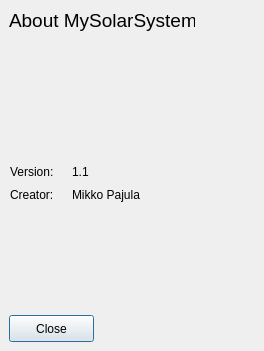
Old version of the form temp/about.ui in the repository mtpajula/MySolarSystem.
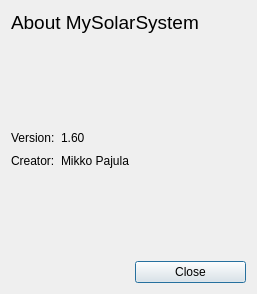
New version of the form.

Commit message: 1.60 Collison cleanup + new about dialog

Diff of the .ui file:
```diff
--- a/temp/about.ui
+++ b/temp/about.ui
@@ -6,22 +6,16 @@
    <rect>
     <x>0</x>
     <y>0</y>
-    <width>264</width>
-    <height>351</height>
+    <width>257</width>
+    <height>294</height>
    </rect>
   </property>
   <property name="windowTitle">
    <string>Dialog</string>
   </property>
+  <layout class="QVBoxLayout" name="verticalLayout">
+   <item>
   <widget class="QLabel" name="label">
-   <property name="geometry">
-    <rect>
-     <x>9</x>
-     <y>9</y>
-     <width>186</width>
-     <height>22</height>
-    </rect>
-   </property>
    <property name="font">
     <font>
      <pointsize>14</pointsize>
@@ -31,71 +25,86 @@
     <string>About MySolarSystem</string>
    </property>
   </widget>
-  <widget class="QPushButton" name="pushButton">
-   <property name="geometry">
-    <rect>
-     <x>9</x>
-     <y>315</y>
-     <width>85</width>
-     <height>27</height>
-    </rect>
-   </property>
+   </item>
+   <item>
+    <layout class="QGridLayout" name="gridLayout">
+     <item row="1" column="1">
+      <widget class="QLabel" name="label_5">
    <property name="text">
-    <string>Close</string>
-   </property>
-  </widget>
-  <widget class="QLabel" name="label_3">
-   <property name="geometry">
-    <rect>
-     <x>72</x>
-     <y>186</y>
-     <width>86</width>
-     <height>17</height>
-    </rect>
-   </property>
-   <property name="text">
-    <string>Mikko Pajula</string>
-   </property>
-  </widget>
+        <string>1.60 </string>
+       </property>
+      </widget>
+     </item>
+     <item row="3" column="0">
+      <spacer name="verticalSpacer">
+       <property name="orientation">
+        <enum>Qt::Vertical</enum>
+       </property>
+       <property name="sizeHint" stdset="0">
+        <size>
+         <width>20</width>
+         <height>40</height>
+        </size>
+       </property>
+      </spacer>
+     </item>
+     <item row="1" column="0">
   <widget class="QLabel" name="label_4">
-   <property name="geometry">
-    <rect>
-     <x>10</x>
-     <y>163</y>
-     <width>55</width>
-     <height>17</height>
-    </rect>
-   </property>
    <property name="text">
     <string>Version:</string>
    </property>
   </widget>
-  <widget class="QLabel" name="label_5">
-   <property name="geometry">
-    <rect>
-     <x>72</x>
-     <y>163</y>
-     <width>32</width>
-     <height>17</height>
-    </rect>
-   </property>
-   <property name="text">
-    <string>1.1</string>
-   </property>
-  </widget>
+     </item>
+     <item row="2" column="0">
   <widget class="QLabel" name="label_2">
-   <property name="geometry">
-    <rect>
-     <x>10</x>
-     <y>186</y>
-     <width>56</width>
-     <height>17</height>
-    </rect>
-   </property>
    <property name="text">
     <string>Creator:</string>
    </property>
   </widget>
+     </item>
+     <item row="0" column="0">
+      <spacer name="verticalSpacer_2">
+       <property name="orientation">
+        <enum>Qt::Vertical</enum>
+       </property>
+       <property name="sizeHint" stdset="0">
+        <size>
+         <width>20</width>
+         <height>40</height>
+        </size>
+       </property>
+      </spacer>
+     </item>
+     <item row="2" column="1">
+      <widget class="QLabel" name="label_3">
+       <property name="text">
+        <string>Mikko Pajula</string>
+       </property>
+      </widget>
+     </item>
+     <item row="1" column="2">
+      <spacer name="horizontalSpacer">
+       <property name="orientation">
+        <enum>Qt::Horizontal</enum>
+       </property>
+       <property name="sizeHint" stdset="0">
+        <size>
+         <width>40</width>
+         <height>20</height>
+        </size>
+       </property>
+      </spacer>
+     </item>
+     <item row="4" column="2">
+      <widget class="QPushButton" name="pushButton">
+       <property name="text">
+        <string>Close</string>
+       </property>
+      </widget>
+     </item>
+    </layout>
+   </item>
+  </layout>
  </widget>
  <resources/>
  <connections>
```
Left out of the diff: 2 changed lines with no effect on the pictures. Lines whose indentation alone changed are shown as unchanged. The commit also changes 5 other files.
